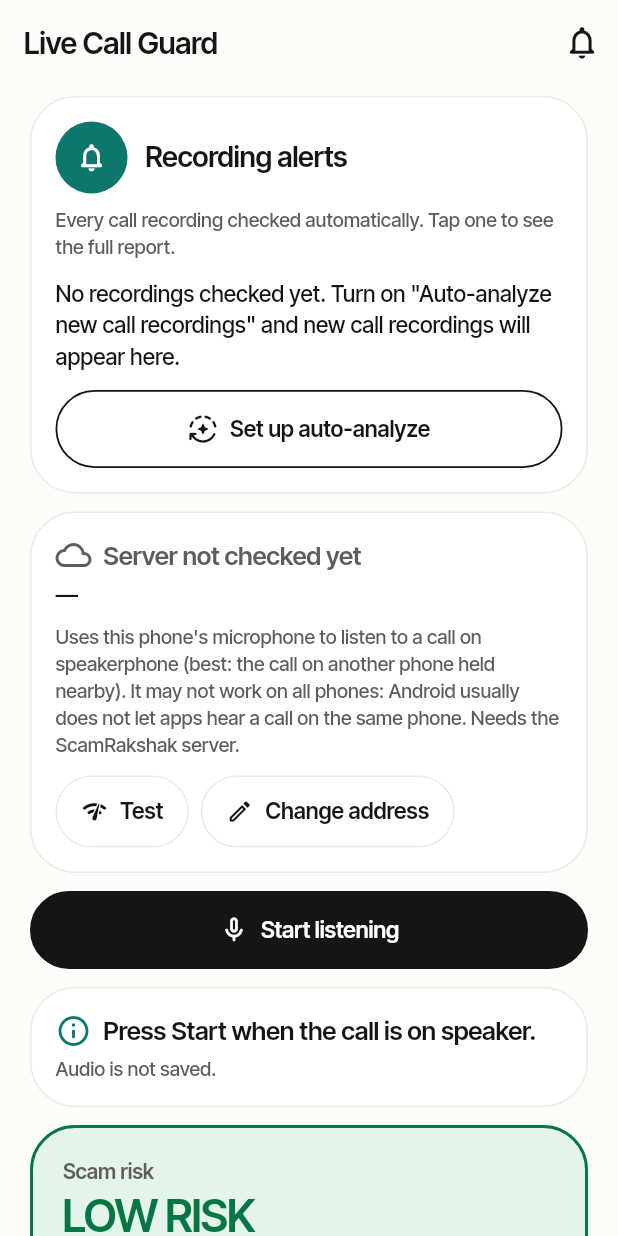
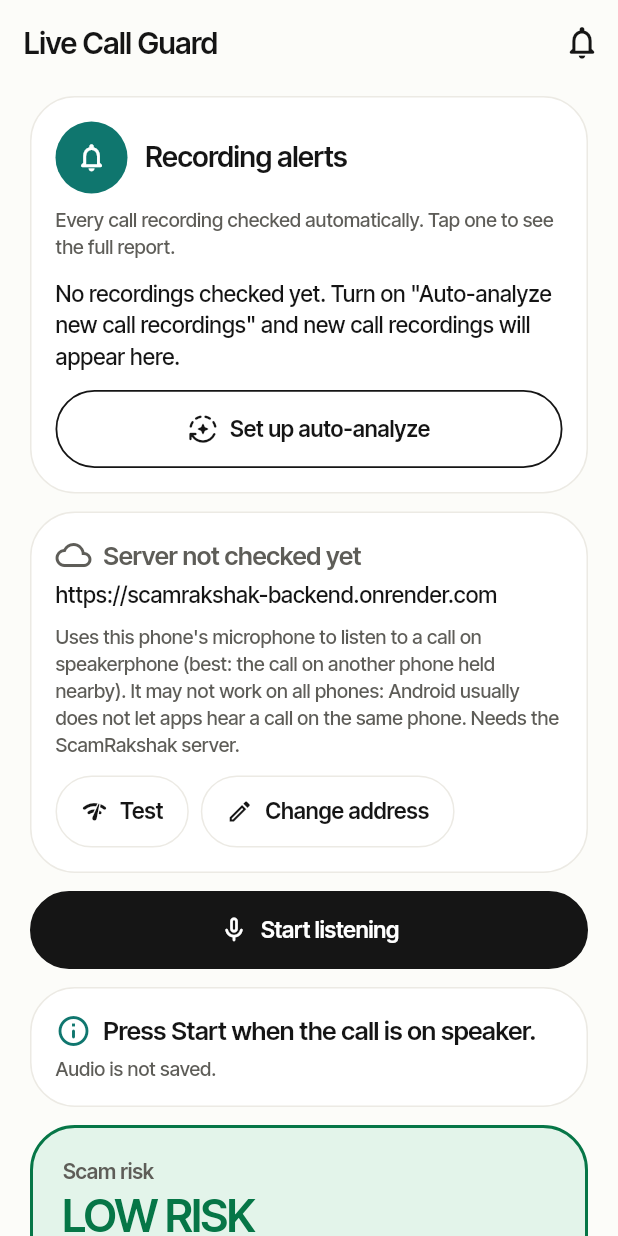
Before and after one commit to Radhikakalbhor/ScamRakshak, a Flutter app: the LiveCallScreen screen opened by its route, after a tap on "I agree", on a phone screen of 412 x 824 dp. Run offline on Flutter 3.47's test engine with Material 3 defaults, Android fonts, the phone set to English and light mode, and no system bars; our stand-ins replace audioplayers, file_picker, firebase_auth, firebase_core, fl_chart, flutter_local_notifications and 5 more; missing offline and left inert: flutter_foreground_task, mobile_scanner, record; accounts and stored records are empty.

Commit message:
feat(app): Render backend (https://scamrakshak-backend.onrender.com) is the built-in server; saved addresses apply only to the build they were saved under; build 2019

```diff
--- a/lib/core/api_client.dart
+++ b/lib/core/api_client.dart
@@ -33,14 +33,23 @@ class ApiException implements Exception {
 class ApiClient {
   static const String prefKeyBaseUrl = 'scamrakshak_api_base_url';
 
+  /// The build-time address that was active when [prefKeyBaseUrl] was saved. A saved address
+  /// only applies to that build, so an update with a new server (e.g. laptop -> cloud) moves
+  /// phones to the new server instead of keeping an old laptop address.
+  static const String prefKeySavedForBuild = 'scamrakshak_api_base_url_build';
+
+  /// Production backend (Render). Override for local testing:
+  /// `flutter build apk --dart-define=API_BASE_URL=http://<laptop-ip>:8000`.
+  static const String productionBaseUrl = 'https://scamrakshak-backend.onrender.com';
+
   /// Android-emulator alias of the host computer. Only ever used on an emulator.
   static const String emulatorBaseUrl = 'http://10.0.2.2:8000';
 
   /// Kept for older callers; same as [emulatorBaseUrl].
   static const String defaultBaseUrl = emulatorBaseUrl;
 
-  /// Set at build time: `flutter build apk --dart-define=API_BASE_URL=http://192.168.1.5:8000`.
-  static const String buildBaseUrl = String.fromEnvironment('API_BASE_URL');
+  /// Server compiled into this build: --dart-define=API_BASE_URL, else [productionBaseUrl].
+  static const String buildBaseUrl = String.fromEnvironment('API_BASE_URL', defaultValue: productionBaseUrl);
 
   static const Duration requestTimeout = Duration(seconds: 25);
 
@@ -74,15 +83,21 @@ class ApiClient {
   Future<String> getBaseUrl() async {
     if (_customBaseUrl != null && _customBaseUrl!.isNotEmpty) return _customBaseUrl!;
     String? saved;
+    String? savedFor;
     try {
-      saved = (await SharedPreferences.getInstance()).getString(prefKeyBaseUrl);
+      final prefs = await SharedPreferences.getInstance();
+      saved = prefs.getString(prefKeyBaseUrl);
+      savedFor = prefs.getString(prefKeySavedForBuild);
     } catch (_) {}
-    return resolveBaseUrl(saved: saved, buildTime: buildBaseUrl, emulator: await isEmulator());
+    return resolveBaseUrl(saved: saved, savedForBuild: savedFor, buildTime: buildBaseUrl, emulator: await isEmulator());
   }
 
-  /// Pure resolution rule behind [getBaseUrl] (tested).
-  static String resolveBaseUrl({String? saved, String buildTime = '', required bool emulator}) {
-    final s = normalizeBaseUrl(saved ?? '');
+  /// Pure resolution rule behind [getBaseUrl] (tested). A saved address is used only if it was
+  /// saved under the same build-time address ([savedForBuild]); older saves without that mark
+  /// count only when the build has no address of its own.
+  static String resolveBaseUrl({String? saved, String? savedForBuild, String buildTime = '', required bool emulator}) {
+    final sameBuild = normalizeBaseUrl(savedForBuild ?? '') == normalizeBaseUrl(buildTime);
+    final s = sameBuild ? normalizeBaseUrl(saved ?? '') : '';
     if (s.isNotEmpty && (emulator || !isEmulatorOnly(s))) return s;
     final b = normalizeBaseUrl(buildTime);
     if (b.isNotEmpty && (emulator || !isEmulatorOnly(b))) return b;
@@ -112,6 +127,7 @@ class ApiClient {
     try {
       final prefs = await SharedPreferences.getInstance();
       await prefs.setString(prefKeyBaseUrl, _customBaseUrl!);
+      await prefs.setString(prefKeySavedForBuild, buildBaseUrl);
     } catch (_) {}
   }
 
--- a/pubspec.yaml
+++ b/pubspec.yaml
@@ -2,7 +2,7 @@
 name: scam_rakshak
 description: "ScamRakshak - Offline-first Flutter app for scam detection, prevention, and reporting."
 publish_to: "none"
-version: 1.0.0+2018
+version: 1.0.0+2019
 
 environment:
   sdk: ^3.14.0
```
Also changed, not shown: 1 other file.
